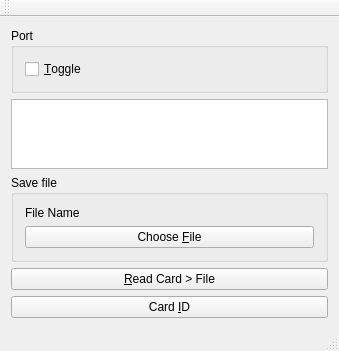
Old version of the form RcardClient/mainwindow.ui in the repository theme/rcard.
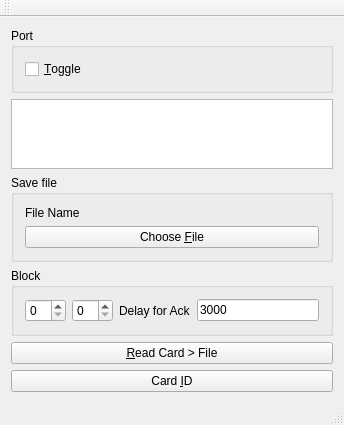
New version of the form.

Commit message: add block, frame parameter to client ui.

Patch:
```diff
--- a/RcardClient/mainwindow.ui
+++ b/RcardClient/mainwindow.ui
@@ -6,8 +6,8 @@
    <rect>
     <x>0</x>
     <y>0</y>
-    <width>339</width>
-    <height>337</height>
+    <width>344</width>
+    <height>409</height>
    </rect>
   </property>
   <property name="windowTitle">
@@ -57,6 +57,35 @@
       </layout>
      </widget>
     </item>
+    <item>
+     <widget class="QGroupBox" name="groupBox">
+      <property name="title">
+       <string>Block</string>
+      </property>
+      <layout class="QGridLayout" name="gridLayout">
+       <item row="0" column="3">
+        <widget class="QLineEdit" name="ackDelay">
+         <property name="text">
+          <string>3000</string>
+         </property>
+        </widget>
+       </item>
+       <item row="0" column="0">
+        <widget class="QSpinBox" name="blockIndex"/>
+       </item>
+       <item row="0" column="1">
+        <widget class="QSpinBox" name="frameIndex"/>
+       </item>
+       <item row="0" column="2">
+        <widget class="QLabel" name="label">
+         <property name="text">
+          <string>Delay for Ack</string>
+         </property>
+        </widget>
+       </item>
+      </layout>
+     </widget>
+    </item>
     <item>
      <widget class="QPushButton" name="readButton">
       <property name="text">
```
Left out of the diff: 2 changed lines with no effect on the pictures. The commit also changes 1 other file.
